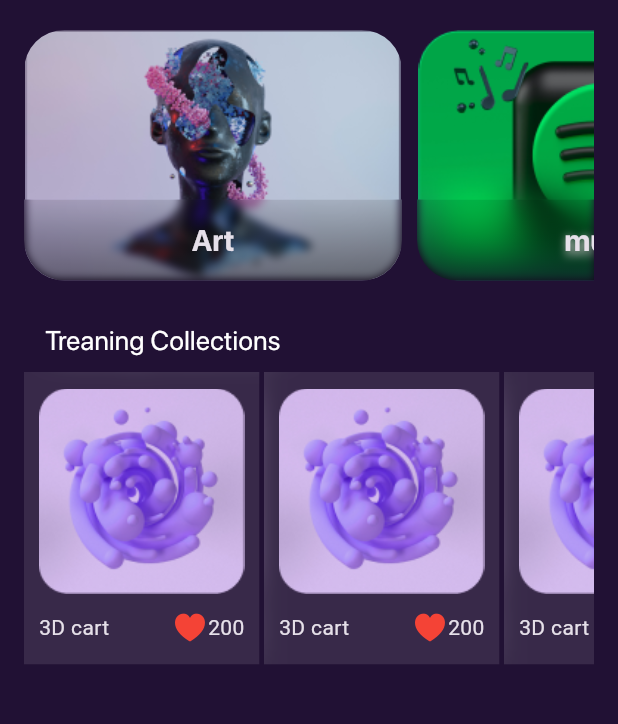
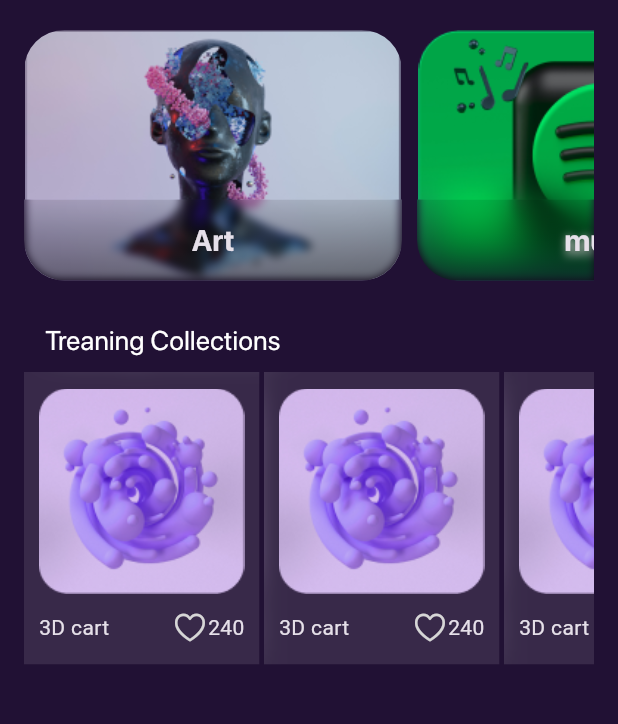
Before and after one commit to salahswidan/mini_nft_marketplace, a Flutter app: the HomePage screen opened by its route, on a phone screen of 412 x 824 dp, the part 66-790 px from its top. Run offline on Flutter 3.47's test engine with Material 3 defaults, Android fonts, the phone set to English and light mode, and no system bars.

Commit message:
make collection model

```diff
--- a/lib/features/home/home_page.dart
+++ b/lib/features/home/home_page.dart
@@ -4,6 +4,7 @@ import 'package:flutter/cupertino.dart';
 import 'package:flutter/material.dart';
 import 'package:mini_nft_marketplace/core/resourses/constants.dart';
 import 'package:mini_nft_marketplace/core/resourses/font_managers.dart';
+import 'package:mini_nft_marketplace/model/collections_model.dart';
 
 import '../../core/resourses/color_managers.dart';
 import '../../core/resourses/route_managers.dart';
@@ -48,7 +49,13 @@ class HomePage extends StatelessWidget {
               height: 197,
               child: ListView.separated(
                 scrollDirection: Axis.horizontal,
-                itemBuilder: (context, index) => CustomCardCollection(),
+                itemBuilder: (context, index) => CustomCardCollection(
+                  collectionModel: CollectionsModel(
+                      title: "3D cart",
+                      image: "assets/images/trending1.png",
+                      countLike: "240",
+                      isActiveLike: false),
+                ),
                 separatorBuilder: (context, index) => SizedBox(
                   width: 3,
                 ),
--- a/lib/features/home/widget/custom_card_collection.dart
+++ b/lib/features/home/widget/custom_card_collection.dart
@@ -1,15 +1,17 @@
-
 import 'dart:ui';
 
 import 'package:flutter/cupertino.dart';
 import 'package:flutter/material.dart';
+import 'package:mini_nft_marketplace/model/collections_model.dart';
 
 import '../../../core/resourses/color_managers.dart';
 
 class CustomCardCollection extends StatelessWidget {
   const CustomCardCollection({
     super.key,
+    required this.collectionModel,
   });
+  final CollectionsModel collectionModel;
 
   @override
   Widget build(BuildContext context) {
@@ -29,7 +31,7 @@ class CustomCardCollection extends StatelessWidget {
                 Image(
                   height: 139,
                   image: AssetImage(
-                    "assets/images/trending1.png",
+                    collectionModel.image,
                   ),
                 ),
                 SizedBox(
@@ -38,14 +40,21 @@ class CustomCardCollection extends StatelessWidget {
                 Row(
                   mainAxisAlignment: MainAxisAlignment.spaceBetween,
                   children: [
-                    Text("3D cart"),
+                    Text(
+                      collectionModel.title,
+                    ),
                     Row(
                       children: [
-                        Icon(
-                          CupertinoIcons.heart_fill,
-                          color: Colors.red,
-                        ),
-                        Text("200"),
+                        collectionModel.isActiveLike
+                            ? Icon(
+                                CupertinoIcons.heart_fill,
+                                color: Colors.red,
+                              )
+                            : Icon(
+                                CupertinoIcons.heart,
+                                color: Colors.grey[350],
+                              ),
+                        Text(collectionModel.countLike),
                       ],
                     )
                   ],
--- /dev/null
+++ b/lib/model/collections_model.dart
@@ -0,0 +1,13 @@
+class CollectionsModel {
+  String title;
+  String image;
+  String countLike;
+  bool isActiveLike =false;
+
+  CollectionsModel({
+    required this.title,
+    required this.image,
+    required this.countLike,
+    required this.isActiveLike,
+  });
+}
```
